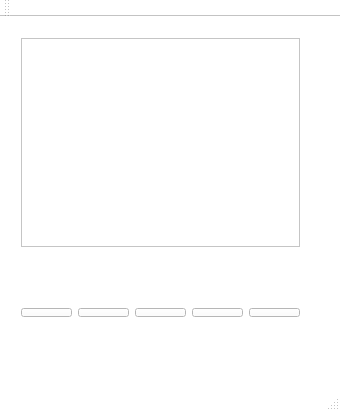
Above: mainwindow.ui from sapr-bntu/Mediaplayer before the change. Below: the same form after it.
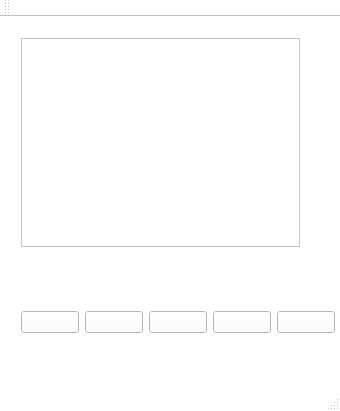
That is the form after the change. Icons and pictures are not drawn.

Commit message: работа с базой

What changed in the file:
```diff
--- a/mainwindow.ui
+++ b/mainwindow.ui
@@ -441,8 +441,8 @@
      <rect>
       <x>10</x>
       <y>280</y>
-      <width>301</width>
-      <height>31</height>
+      <width>336</width>
+      <height>50</height>
      </rect>
     </property>
     <layout class="QHBoxLayout" name="horizontalLayout">
```
Left out of the diff: 9 changed lines with no effect on the pictures. The commit also changes 2 other files.
